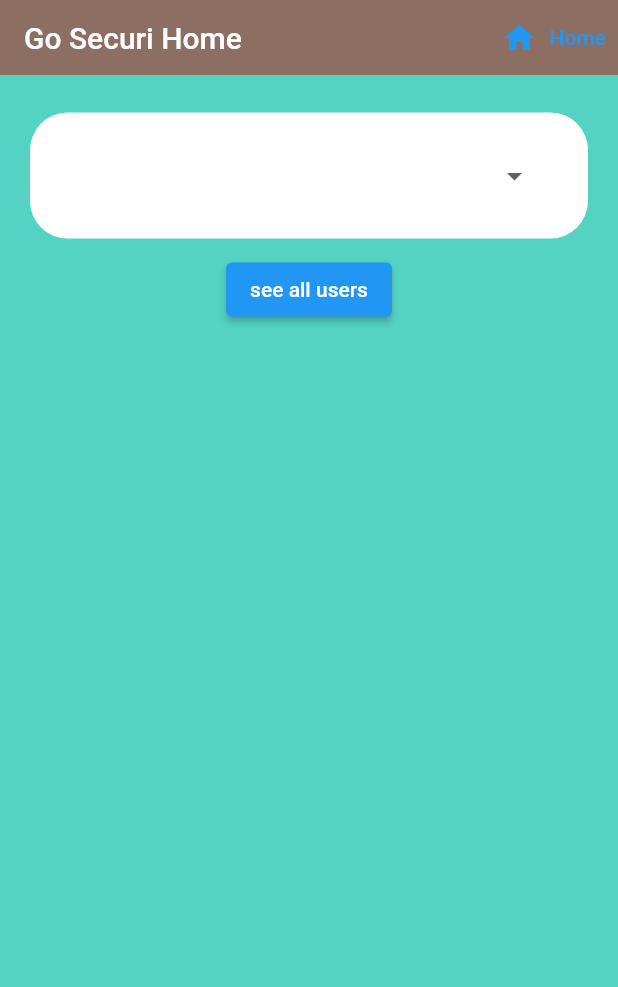
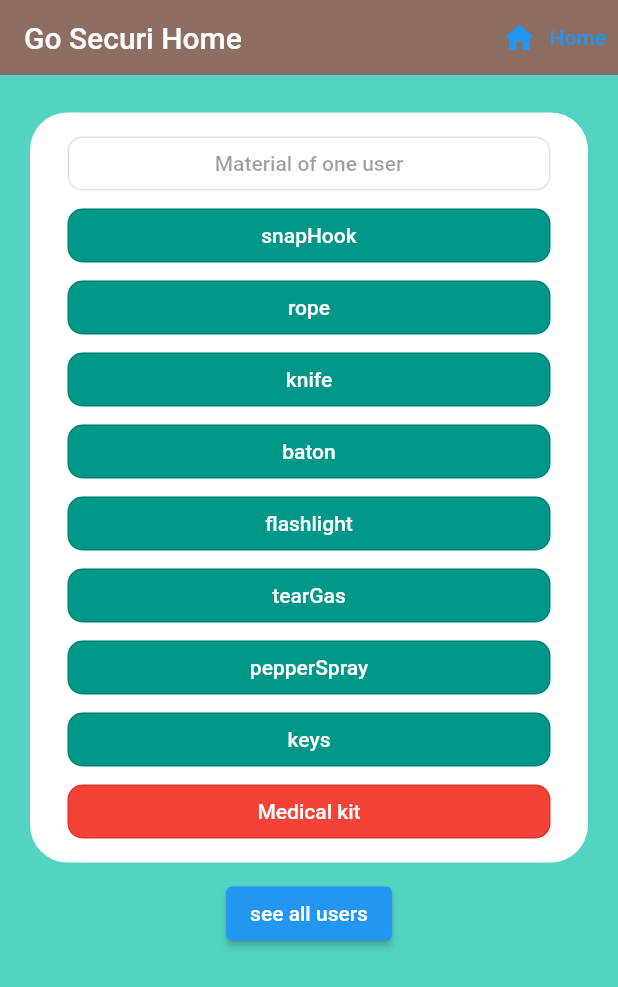
Before and after one commit to ForzaGoSecuri/flutter_app, a Flutter app: the HomePageUser screen opened directly, on a phone screen of 412 x 824 dp. Shown: the top 987 px of the screen. Run offline on Flutter 3.47's test engine with Material 2 defaults, Android fonts, the phone set to English and light mode, and no system bars; our stand-ins replace cloud_firestore, firebase_auth, firebase_core, flutter_spinkit; accounts and stored records are empty.

Commit message:
refactoring appbar, material list and suppress unused widgets

```diff
--- a/lib/home/OneUserPage.dart
+++ b/lib/home/OneUserPage.dart
@@ -95,8 +95,8 @@ class HomePageUser extends StatelessWidget {
 }
 
 Widget createTable() {
-  return MaterialKit();
-  /*List<TableRow> rows = [];
+  //return MaterialKit();
+  List<TableRow> rows = [];
   for (int i = 0; i < lenDataUser; ++i) {
     if (i == 0) {
       rows.add(TableRow(children: [
@@ -278,8 +278,8 @@ Widget createTable() {
           ),
         ),
       ]));
-    }}
+    }
+  }
 
-
-  return Table(children: rows);*/
+  return Table(children: rows);
 }
```
